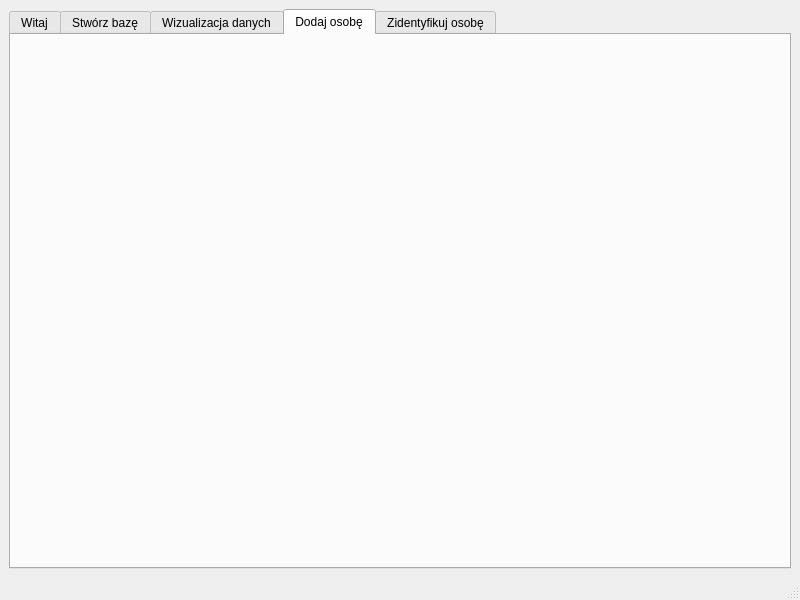
First picture: the form in Venv/Scripts/u.ui, repository p4lewandowski/FaceRecognition, before the edit.
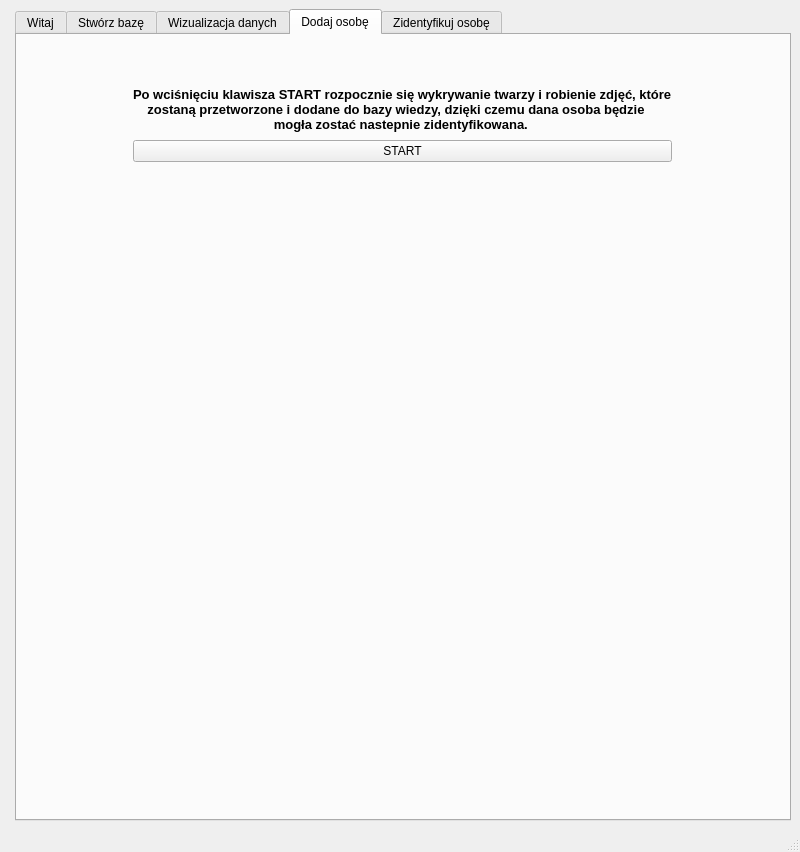
Second picture: the form after the edit. The open tabs and pages were chosen to show the change.

What changed in the file:
```diff
--- a/Venv/Scripts/u.ui
+++ b/Venv/Scripts/u.ui
@@ -14,8 +14,8 @@
    <string>MainWindow</string>
   </property>
   <widget class="QWidget" name="centralwidget">
-   <layout class="QGridLayout" name="gridLayout">
-    <item row="0" column="0">
+   <layout class="QFormLayout" name="formLayout">
+    <item row="0" column="1">
      <widget class="QTabWidget" name="tabWidget">
       <property name="currentIndex">
        <number>2</number>
@@ -134,6 +134,78 @@
        <attribute name="title">
         <string>Dodaj osobę</string>
        </attribute>
+       <layout class="QGridLayout" name="gridLayout">
+        <item row="2" column="2">
+         <spacer name="verticalSpacer_2">
+          <property name="orientation">
+           <enum>Qt::Vertical</enum>
+          </property>
+          <property name="sizeType">
+           <enum>QSizePolicy::Minimum</enum>
+          </property>
+          <property name="sizeHint" stdset="0">
+           <size>
+            <width>20</width>
+            <height>40</height>
+           </size>
+          </property>
+         </spacer>
+        </item>
+        <item row="5" column="2">
+         <widget class="QPushButton" name="AddPersonButton">
+          <property name="text">
+           <string>START</string>
+          </property>
+         </widget>
+        </item>
+        <item row="7" column="2">
+         <widget class="QLabel" name="AddPersonLabel">
+          <property name="minimumSize">
+           <size>
+            <width>480</width>
+            <height>640</height>
+           </size>
+          </property>
+          <property name="maximumSize">
+           <size>
+            <width>480</width>
+            <height>640</height>
+           </size>
+          </property>
+          <property name="text">
+           <string/>
+          </property>
+         </widget>
+        </item>
+        <item row="4" column="2">
+         <widget class="QLabel" name="label_3">
+          <property name="minimumSize">
+           <size>
+            <width>100</width>
+            <height>50</height>
+           </size>
+          </property>
+          <property name="maximumSize">
+           <size>
+            <width>800</width>
+            <height>50</height>
+           </size>
+          </property>
+          <property name="font">
+           <font>
+            <pointsize>10</pointsize>
+            <weight>75</weight>
+            <bold>true</bold>
+           </font>
+          </property>
+          <property name="text">
+           <string>Po wciśnięciu klawisza START rozpocznie się wykrywanie twarzy i robienie zdjęć, które
+    zostaną przetworzone i dodane do bazy wiedzy, dzięki czemu dana osoba będzie
+                                       mogła zostać nastepnie zidentyfikowana.</string>
+          </property>
+         </widget>
+        </item>
+       </layout>
       </widget>
       <widget class="QWidget" name="IdentificationTab">
        <attribute name="title">
```
Left out of the diff: 36 changed lines with no effect on the pictures.
